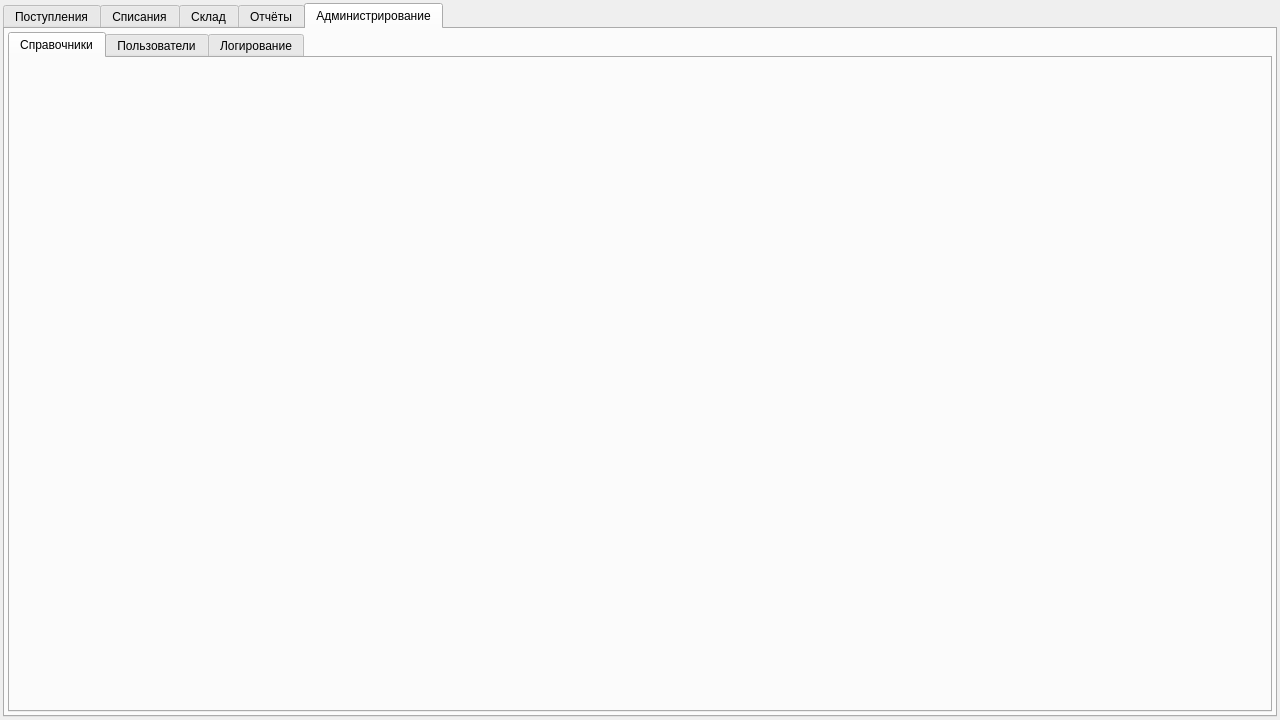
The window that dp_kalugina_desktop/mainwidget.ui (Dimand04/dp_kalugina) describes before a commit, drawn with Qt 5.
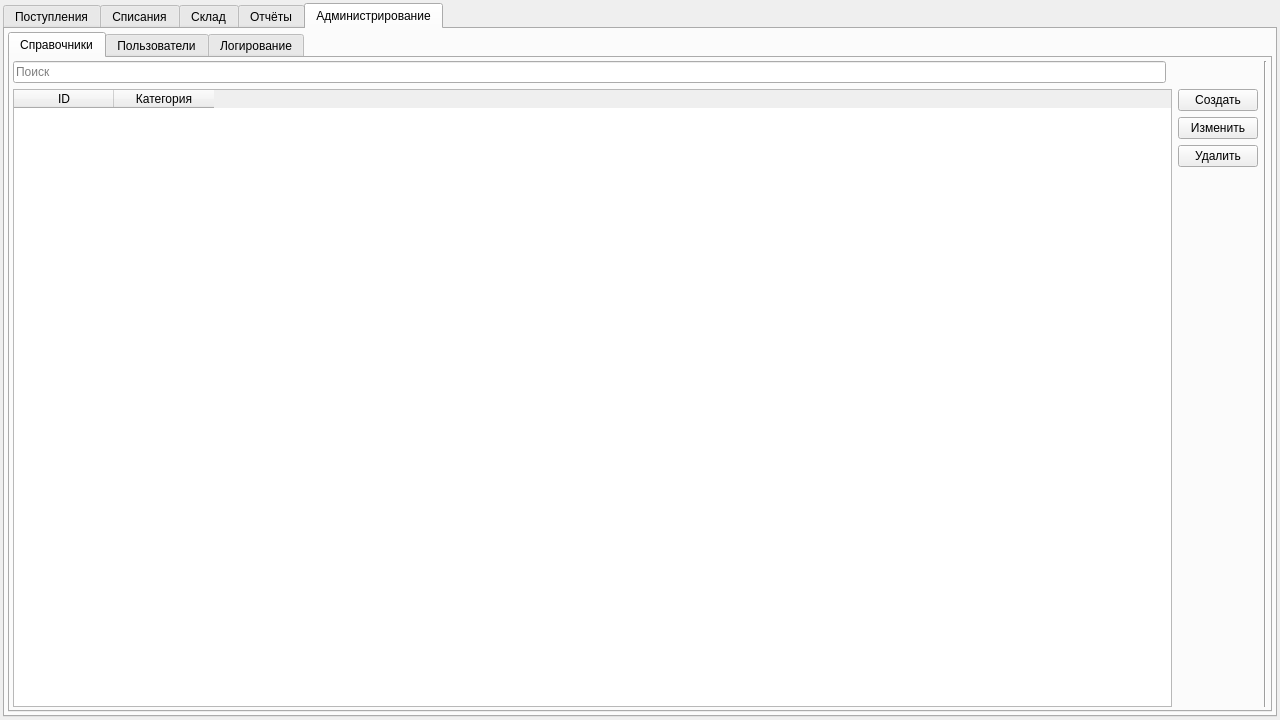
The same window after the commit. The open tabs and pages were chosen to show the change.

Diff of the .ui file:
```diff
--- a/dp_kalugina_desktop/mainwidget.ui
+++ b/dp_kalugina_desktop/mainwidget.ui
@@ -77,6 +77,144 @@
           <attribute name="title">
            <string>Справочники</string>
           </attribute>
+          <layout class="QGridLayout" name="gridLayout_6">
+           <property name="leftMargin">
+            <number>3</number>
+           </property>
+           <property name="topMargin">
+            <number>3</number>
+           </property>
+           <property name="rightMargin">
+            <number>3</number>
+           </property>
+           <property name="bottomMargin">
+            <number>3</number>
+           </property>
+           <item row="0" column="0">
+            <layout class="QGridLayout" name="gridLayout_5">
+             <item row="2" column="0" colspan="2">
+              <widget class="QTableWidget" name="tw_admin_categories">
+               <property name="focusPolicy">
+                <enum>Qt::FocusPolicy::NoFocus</enum>
+               </property>
+               <property name="editTriggers">
+                <set>QAbstractItemView::EditTrigger::NoEditTriggers</set>
+               </property>
+               <property name="tabKeyNavigation">
+                <bool>true</bool>
+               </property>
+               <property name="showDropIndicator" stdset="0">
+                <bool>true</bool>
+               </property>
+               <property name="dragEnabled">
+                <bool>false</bool>
+               </property>
+               <property name="alternatingRowColors">
+                <bool>false</bool>
+               </property>
+               <property name="selectionMode">
+                <enum>QAbstractItemView::SelectionMode::SingleSelection</enum>
+               </property>
+               <property name="selectionBehavior">
+                <enum>QAbstractItemView::SelectionBehavior::SelectRows</enum>
+               </property>
+               <property name="verticalScrollMode">
+                <enum>QAbstractItemView::ScrollMode::ScrollPerPixel</enum>
+               </property>
+               <property name="showGrid">
+                <bool>true</bool>
+               </property>
+               <property name="wordWrap">
+                <bool>true</bool>
+               </property>
+               <property name="cornerButtonEnabled">
+                <bool>true</bool>
+               </property>
+               <property name="columnCount">
+                <number>2</number>
+               </property>
+               <property name="supportedDragActions">
+                <set>Qt::DropAction::CopyAction|Qt::DropAction::MoveAction</set>
+               </property>
+               <attribute name="horizontalHeaderVisible">
+                <bool>true</bool>
+               </attribute>
+               <attribute name="horizontalHeaderHighlightSections">
+                <bool>false</bool>
+               </attribute>
+               <attribute name="verticalHeaderVisible">
+                <bool>false</bool>
+               </attribute>
+               <attribute name="verticalHeaderHighlightSections">
+                <bool>false</bool>
+               </attribute>
+               <column>
+                <property name="text">
+                 <string>ID</string>
+                </property>
+               </column>
+               <column>
+                <property name="text">
+                 <string>Категория</string>
+                </property>
+               </column>
+              </widget>
+             </item>
+             <item row="2" column="2">
+              <layout class="QVBoxLayout" name="verticalLayout_2">
+               <item>
+                <widget class="QPushButton" name="pb_admin_addCategory">
+                 <property name="text">
+                  <string>Создать</string>
+                 </property>
+                </widget>
+               </item>
+               <item>
+                <widget class="QPushButton" name="pb_admin_editCategory">
+                 <property name="text">
+                  <string>Изменить</string>
+                 </property>
+                </widget>
+               </item>
+               <item>
+                <widget class="QPushButton" name="pb_admin_deleteCategory">
+                 <property name="text">
+                  <string>Удалить</string>
+                 </property>
+                </widget>
+               </item>
+               <item>
+                <spacer name="verticalSpacer_4">
+                 <property name="orientation">
+                  <enum>Qt::Orientation::Vertical</enum>
+                 </property>
+                 <property name="sizeHint" stdset="0">
+                  <size>
+                   <width>20</width>
+                   <height>40</height>
+                  </size>
+                 </property>
+                </spacer>
+               </item>
+              </layout>
+             </item>
+             <item row="1" column="3" rowspan="2">
+              <widget class="Line" name="line_2">
+               <property name="orientation">
+                <enum>Qt::Orientation::Vertical</enum>
+               </property>
+              </widget>
+             </item>
+             <item row="1" column="0">
+              <widget class="QLineEdit" name="le_admin_categories_search">
+               <property name="placeholderText">
+                <string>Поиск</string>
+               </property>
+              </widget>
+             </item>
+            </layout>
+           </item>
+          </layout>
          </widget>
          <widget class="QWidget" name="tab_7">
           <attribute name="title">
```
Left out of the diff: 2 changed lines with no effect on the pictures.
